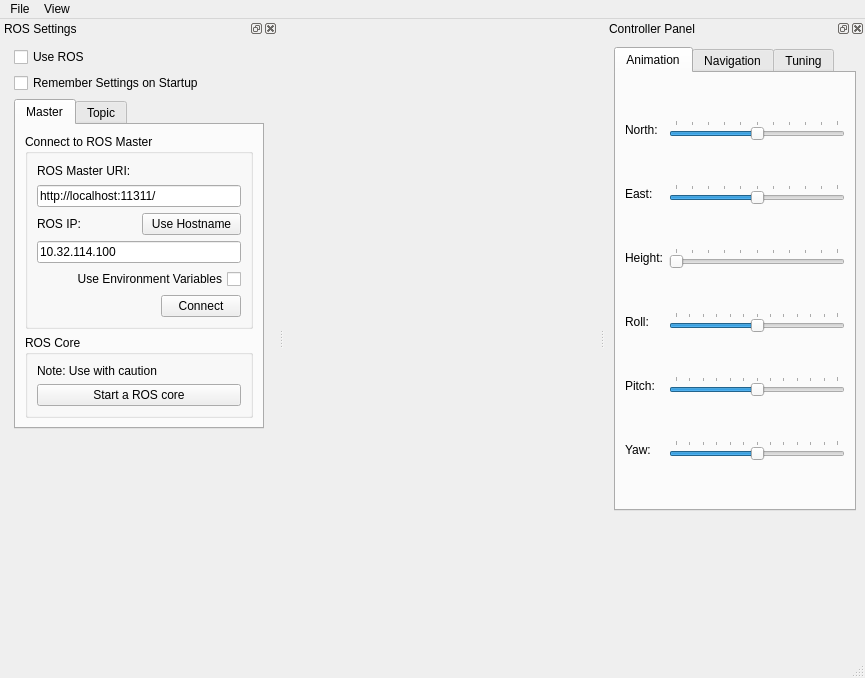
Qt form ui/mainwindow.ui (mjhaskell/EE_674) before a commit.
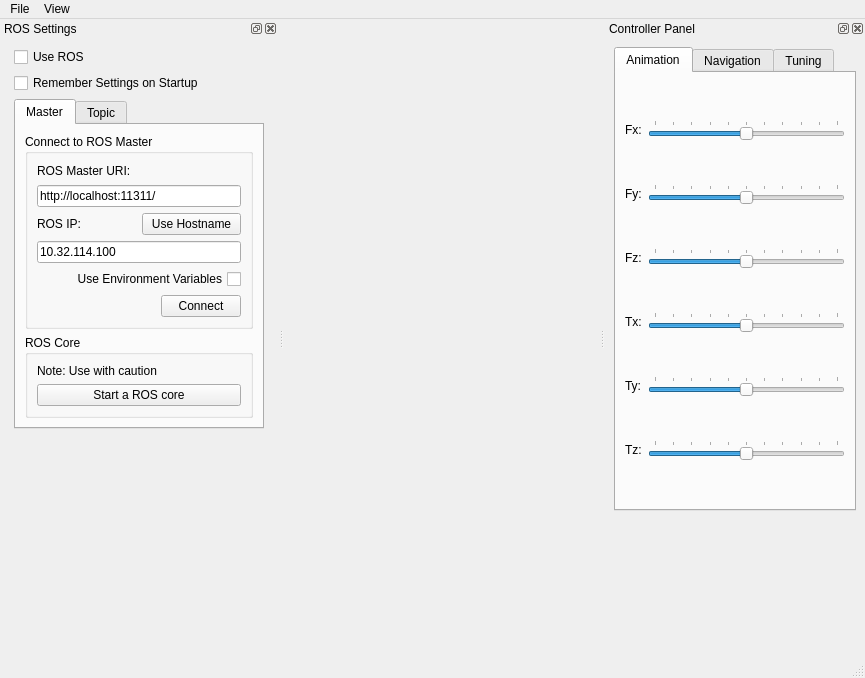
The same form after that commit. Icons and pictures are not drawn.

Diff of the .ui file:
```diff
--- a/ui/mainwindow.ui
+++ b/ui/mainwindow.ui
@@ -473,7 +473,7 @@
          <item row="0" column="0">
           <widget class="QLabel" name="label_16">
            <property name="text">
-            <string>North:</string>
+            <string>Fx:</string>
            </property>
            <property name="alignment">
             <set>Qt::AlignLeading|Qt::AlignLeft|Qt::AlignVCenter</set>
@@ -481,12 +481,15 @@
           </widget>
          </item>
          <item row="2" column="1">
-          <widget class="QSlider" name="height_slider">
+          <widget class="QSlider" name="fz_slider">
+           <property name="minimum">
+            <number>-100</number>
+           </property>
            <property name="maximum">
             <number>100</number>
            </property>
            <property name="pageStep">
-            <number>10</number>
+            <number>20</number>
            </property>
            <property name="orientation">
             <enum>Qt::Horizontal</enum>
@@ -495,7 +498,7 @@
             <enum>QSlider::TicksAbove</enum>
            </property>
            <property name="tickInterval">
-            <number>10</number>
+            <number>20</number>
            </property>
           </widget>
          </item>
@@ -546,23 +549,23 @@
          <item row="1" column="0">
           <widget class="QLabel" name="label_17">
            <property name="text">
-            <string>East:</string>
+            <string>Fy:</string>
            </property>
           </widget>
          </item>
          <item row="3" column="1">
           <widget class="QSlider" name="roll_slider">
            <property name="minimum">
-            <number>-90</number>
+            <number>-100</number>
            </property>
            <property name="maximum">
-            <number>90</number>
+            <number>100</number>
            </property>
            <property name="singleStep">
             <number>1</number>
            </property>
            <property name="pageStep">
-            <number>10</number>
+            <number>20</number>
            </property>
            <property name="orientation">
             <enum>Qt::Horizontal</enum>
@@ -571,51 +574,51 @@
             <enum>QSlider::TicksAbove</enum>
            </property>
            <property name="tickInterval">
-            <number>15</number>
+            <number>20</number>
            </property>
           </widget>
          </item>
          <item row="2" column="0">
           <widget class="QLabel" name="label_18">
            <property name="text">
-            <string>Height:</string>
+            <string>Fz:</string>
            </property>
           </widget>
          </item>
          <item row="3" column="0">
           <widget class="QLabel" name="label_19">
            <property name="text">
-            <string>Roll:</string>
+            <string>Tx:</string>
            </property>
           </widget>
          </item>
          <item row="4" column="0">
           <widget class="QLabel" name="label_20">
            <property name="text">
-            <string>Pitch:</string>
+            <string>Ty:</string>
            </property>
           </widget>
          </item>
          <item row="5" column="0">
           <widget class="QLabel" name="label_21">
            <property name="text">
-            <string>Yaw:</string>
+            <string>Tz:</string>
            </property>
           </widget>
          </item>
          <item row="4" column="1">
           <widget class="QSlider" name="pitch_slider">
            <property name="minimum">
-            <number>-90</number>
+            <number>-100</number>
            </property>
            <property name="maximum">
-            <number>90</number>
+            <number>100</number>
            </property>
            <property name="singleStep">
             <number>1</number>
            </property>
            <property name="pageStep">
-            <number>10</number>
+            <number>20</number>
            </property>
            <property name="orientation">
             <enum>Qt::Horizontal</enum>
@@ -624,23 +627,23 @@
             <enum>QSlider::TicksAbove</enum>
            </property>
            <property name="tickInterval">
-            <number>15</number>
+            <number>20</number>
            </property>
           </widget>
          </item>
          <item row="5" column="1">
           <widget class="QSlider" name="yaw_slider">
            <property name="minimum">
-            <number>-90</number>
+            <number>-100</number>
            </property>
            <property name="maximum">
-            <number>90</number>
+            <number>100</number>
            </property>
            <property name="singleStep">
             <number>1</number>
            </property>
            <property name="pageStep">
-            <number>10</number>
+            <number>20</number>
            </property>
            <property name="orientation">
             <enum>Qt::Horizontal</enum>
@@ -649,7 +652,7 @@
             <enum>QSlider::TicksAbove</enum>
            </property>
            <property name="tickInterval">
-            <number>15</number>
+            <number>20</number>
            </property>
           </widget>
          </item>
```
Left out of the diff: 10 changed lines with no effect on the pictures.
